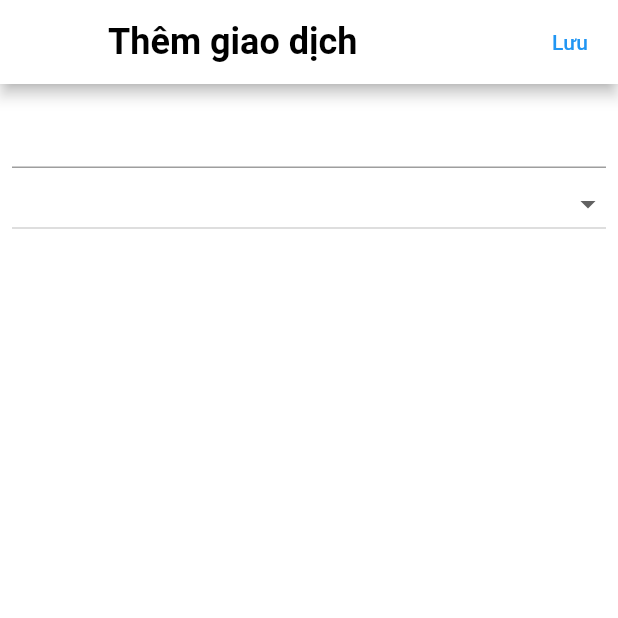
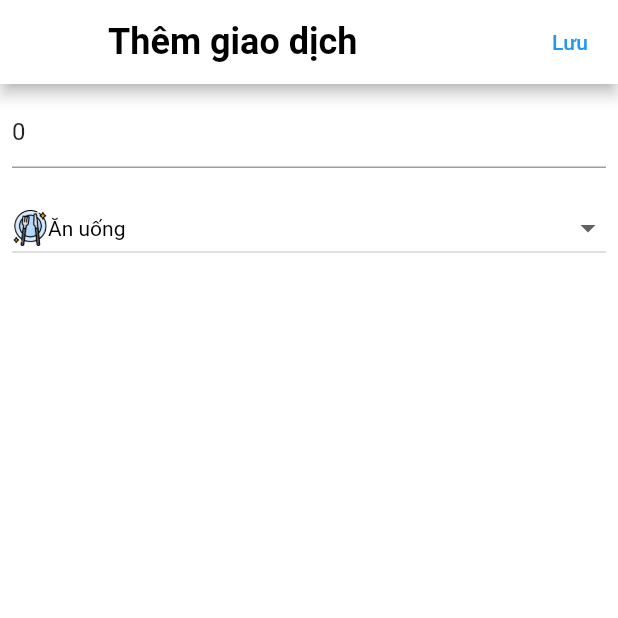
Before and after one commit to nghkh/financemanager, a Flutter app: the AddTransactionsPage screen opened directly, on a phone screen of 412 x 824 dp, the top half of it. Run offline on Flutter 3.47's test engine with Material 2 defaults, Android fonts, the light colour scheme and no system bars; our stand-ins replace cloud_firestore, firebase_auth, firebase_core, firebase_database, firebase_storage, get and 1 more; missing offline and left inert: onboarding; accounts and stored records are empty.

Commit message:
update by nghkh

```diff
--- a/lib/Widget/gender_drop_down.dart
+++ b/lib/Widget/gender_drop_down.dart
@@ -89,17 +89,18 @@ class AppDropDown extends StatelessWidget {
   final List<DropdownMenuItem<String>> items;
   final String? hint;
   final Function(String?)? onChanged;
-
+  final String value;
   const AppDropDown({
     Key? key,
     required this.items,
     this.hint,
-    this.onChanged,
+    this.onChanged, required this.value,
   }) : super(key: key);
 
   @override
   Widget build(BuildContext context) {
     return DropdownButton(
+      value: value,
       items: items,
       onChanged: onChanged,
       isExpanded: true,
--- a/lib/pages/data_uploader_scree.dart
+++ b/lib/pages/data_uploader_scree.dart
@@ -1,7 +1,5 @@
 import 'package:baitap/firebase/controller/data_uploader.dart';
 import 'package:flutter/material.dart';
-import 'package:flutter/src/widgets/container.dart';
-import 'package:flutter/src/widgets/framework.dart';
 import 'package:get/get.dart';
 
 class DataUploaderScreen extends StatelessWidget {
--- a/lib/pages/overview_pages/overview.dart
+++ b/lib/pages/overview_pages/overview.dart
@@ -1,3 +1,4 @@
+import 'package:baitap/pages/transcations_page/add_transactions_page.dart';
 import 'package:flutter/material.dart';
 import 'package:get/get.dart';
 import 'package:baitap/pages/overview_pages/controller/tab_controller.dart';
@@ -16,7 +17,7 @@ class Overview extends StatelessWidget {
         onGenerateRoute: controller.onGenerateRoute,
       ),
       floatingActionButton: FloatingActionButton(
-        onPressed: () {},
+        onPressed: () => Get.to(AddTransactionsPage()),
         child: const Icon(Icons.add),
       ),
       floatingActionButtonLocation:
--- a/lib/pages/transcations_page/add_transactions_page.dart
+++ b/lib/pages/transcations_page/add_transactions_page.dart
@@ -35,15 +35,19 @@ class AddTransactionsPage extends StatelessWidget {
         color: Colors.white,
         child: Padding(
           padding: const EdgeInsets.all(8.0),
-          child: Column(
+          child: Obx(() {
+            return Column(
               children: [
                 AppTextFormField(
                   controller: controller.textController,
-                initialValue: '1',
+                  keyboardType: TextInputType.number,
                 ),
+                SizedBox(height: 16,),
                 AppDropDown(
+                  value: controller.selectedValue.value,
                   items: controller.listKindsofTrans
-                    .map((element) => DropdownMenuItem(
+                      .map((element) =>
+                      DropdownMenuItem(
                         value: element.value,
                         child: Row(
                           children: [
@@ -59,7 +63,8 @@ class AddTransactionsPage extends StatelessWidget {
                   onChanged: (value) => controller.onChanged(value),
                 ),
               ],
-          ),
+            );
+          }),
         ),
       ),
     );
```
Also changed, not shown: lib/pages/transcations_page/controller/transcation_controller.dart (+34 -8 lines). Lines whose indentation alone changed are shown as unchanged.
